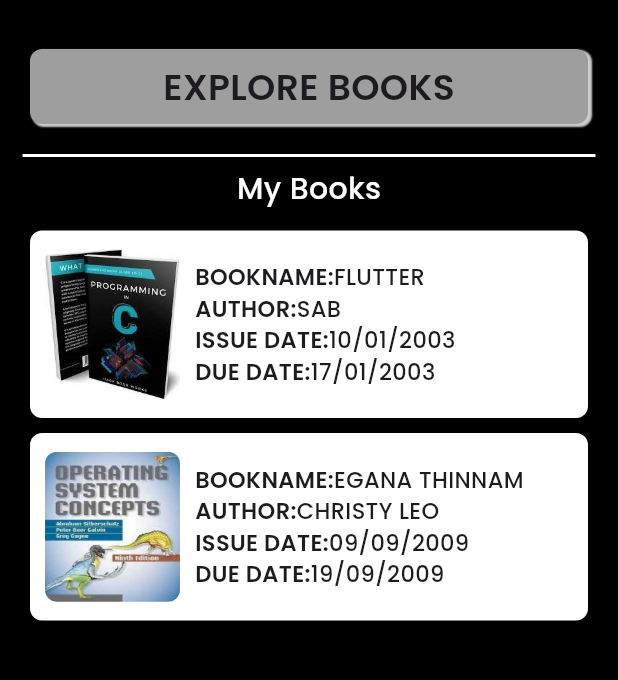
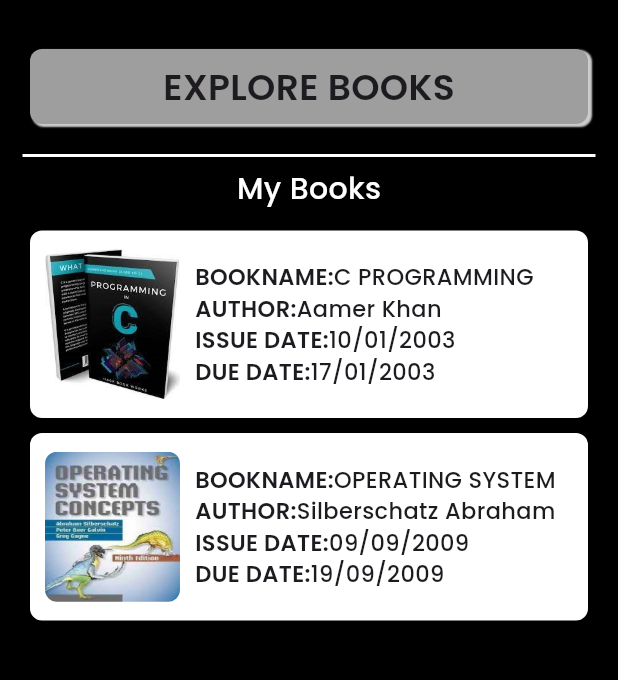
Before and after one commit to SaiSandeep571/E-LIBRARY, a Flutter app: the Home screen opened directly, on a phone screen of 412 x 824 dp, the part 65-745 px from its top. Run offline on Flutter 3.47's test engine with Material 3 defaults, Android fonts, the phone set to English and light mode, and no system bars; our stand-ins replace google_fonts.

Commit message:
new code

```diff
--- a/lib/Screens/book.dart
+++ b/lib/Screens/book.dart
@@ -79,8 +79,8 @@ class Book extends StatelessWidget {
                       Row(
                         mainAxisAlignment: MainAxisAlignment.center,
                         children: [
-                         _bookdetail(context,'assets/os.png','123','EGANA THINNAM','CHRISTY LEO','TEXTBOOK','2','YES'),
-                         _bookdetail(context,'assets/os.png','234','EGANA THINNAM','CHRISTY LEO','TEXTBOOK','3','YES'),
+                         _bookdetail(context,'assets/os.png','123','OPERATING SYSTEM','Silberschatz Abraham','TEXTBOOK','2','YES'),
+                         _bookdetail(context,'assets/c.png','234','C PROGRAMMING','Aamer Khan','TEXTBOOK','3','YES'),
                         ],
                       ),
 
--- a/lib/Screens/department.dart
+++ b/lib/Screens/department.dart
@@ -11,7 +11,8 @@ class Department extends StatelessWidget {
       child: Scaffold(
         backgroundColor: Colors.black,
 
-        body: Container(
+        body: SingleChildScrollView(
+          child: Container(
             margin: EdgeInsets.all(15),
             child: Column(
               crossAxisAlignment: CrossAxisAlignment.start,
@@ -106,6 +107,7 @@ class Department extends StatelessWidget {
             ),
           ),
         ),
+      ),
     );
   }
 
--- a/lib/Screens/home.dart
+++ b/lib/Screens/home.dart
@@ -90,8 +90,8 @@ class Home extends StatelessWidget {
                   children: [
                     Column(
                       children: [
-                       _detailbox('assets/c.png','FLUTTER','SAB','10/01/2003','17/01/2003'),
-                       _detailbox('assets/os.png','EGANA THINNAM','CHRISTY LEO','09/09/2009','19/09/2009'),
+                       _detailbox('assets/c.png','C PROGRAMMING','Aamer Khan','10/01/2003','17/01/2003'),
+                       _detailbox('assets/os.png','OPERATING SYSTEM','Silberschatz Abraham','09/09/2009','19/09/2009'),
 
                       ],
                     ),
```
Lines whose indentation alone changed are shown as unchanged.
